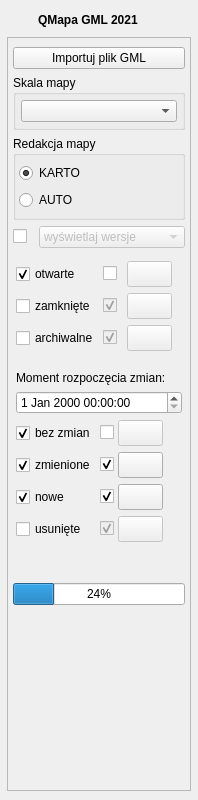
Before: the Qt Designer form ui/qmapa_dockwidget_base.ui in geoxyIT/QMapa, drawn with Qt 5.
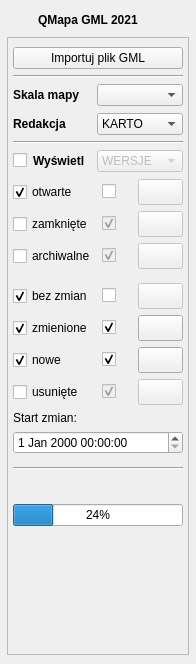
After: the same form once the commit is applied. Icons and pictures are not drawn. Custom widgets are drawn as their Qt base class.

Commit message: obliczanie kolorow ges_rzedna w czasie importu, zmiana ui

```diff
--- a/ui/qmapa_dockwidget_base.ui
+++ b/ui/qmapa_dockwidget_base.ui
@@ -6,8 +6,8 @@
    <rect>
     <x>0</x>
     <y>0</y>
-    <width>198</width>
-    <height>800</height>
+    <width>196</width>
+    <height>664</height>
    </rect>
   </property>
   <property name="windowTitle">
@@ -113,8 +113,8 @@
            <rect>
             <x>0</x>
             <y>0</y>
-            <width>182</width>
-            <height>721</height>
+            <width>180</width>
+            <height>585</height>
            </rect>
           </property>
           <layout class="QGridLayout" name="gridLayout_5">
@@ -124,27 +124,14 @@
            <property name="rightMargin">
             <number>5</number>
            </property>
-           <item row="3" column="1">
-            <widget class="QComboBox" name="cbWysWg">
-             <property name="enabled">
-              <bool>false</bool>
+           <item row="3" column="0" colspan="2">
+            <widget class="Line" name="line_2">
+             <property name="orientation">
+              <enum>Qt::Horizontal</enum>
              </property>
-             <property name="currentText">
-              <string>wyświetlaj wersje</string>
-             </property>
-             <item>
-              <property name="text">
-               <string>wyświetlaj wersje</string>
-              </property>
-             </item>
-             <item>
-              <property name="text">
-               <string>wyświetlaj statusy</string>
-              </property>
-             </item>
             </widget>
            </item>
-           <item row="9" column="0" colspan="2">
+           <item row="11" column="0" colspan="2">
             <widget class="QLabel" name="lbVersion">
              <property name="autoFillBackground">
               <bool>true</bool>
@@ -160,7 +147,14 @@
              </property>
             </widget>
            </item>
-           <item row="7" column="0" colspan="2">
+           <item row="10" column="0" colspan="2">
+            <widget class="QProgressBar" name="progressBar">
+             <property name="value">
+              <number>24</number>
+             </property>
+            </widget>
+           </item>
+           <item row="9" column="0" colspan="2">
             <layout class="QHBoxLayout" name="horizontalLayout_2">
              <item>
               <widget class="QPushButton" name="pbLogo">
@@ -184,10 +178,10 @@
              </item>
             </layout>
            </item>
-           <item row="8" column="0" colspan="2">
-            <widget class="QProgressBar" name="progressBar">
-             <property name="value">
-              <number>24</number>
+           <item row="1" column="0" colspan="2">
+            <widget class="Line" name="line">
+             <property name="orientation">
+              <enum>Qt::Horizontal</enum>
              </property>
             </widget>
            </item>
@@ -198,80 +192,210 @@
              </property>
             </widget>
            </item>
-           <item row="3" column="0">
-            <widget class="QCheckBox" name="chbWyswWg">
-             <property name="maximumSize">
+           <item row="13" column="0" colspan="2">
+            <spacer name="verticalSpacer">
+             <property name="orientation">
+              <enum>Qt::Vertical</enum>
+             </property>
+             <property name="sizeType">
+              <enum>QSizePolicy::Expanding</enum>
+             </property>
+             <property name="sizeHint" stdset="0">
               <size>
                <width>20</width>
-               <height>16777215</height>
+               <height>40</height>
               </size>
              </property>
-             <property name="text">
-              <string/>
+            </spacer>
+           </item>
+           <item row="5" column="0" colspan="2">
+            <widget class="Line" name="line_3">
+             <property name="orientation">
+              <enum>Qt::Horizontal</enum>
              </property>
             </widget>
            </item>
            <item row="2" column="0" colspan="2">
-            <widget class="QgsCollapsibleGroupBox" name="mGroupBox_3">
-             <property name="title">
-              <string>Redakcja mapy</string>
-             </property>
-             <property name="collapsed">
-              <bool>false</bool>
-             </property>
-             <property name="saveCollapsedState">
-              <bool>false</bool>
-             </property>
-             <layout class="QGridLayout" name="gridLayout_10">
+            <widget class="QWidget" name="widget_2" native="true">
+             <layout class="QGridLayout" name="gridLayout_7">
               <property name="leftMargin">
-               <number>3</number>
+               <number>0</number>
               </property>
               <property name="topMargin">
-               <number>7</number>
+               <number>0</number>
               </property>
               <property name="rightMargin">
-               <number>3</number>
+               <number>0</number>
               </property>
               <property name="bottomMargin">
-               <number>7</number>
+               <number>0</number>
               </property>
-              <property name="spacing">
+              <property name="horizontalSpacing">
+               <number>4</number>
+              </property>
+              <property name="verticalSpacing">
                <number>7</number>
               </property>
-              <item row="1" column="0">
-               <widget class="QRadioButton" name="rbLaAuto">
-                <property name="text">
-                 <string>AUTO</string>
+              <item row="0" column="1">
+               <widget class="QComboBox" name="cmbStylization">
+                <property name="sizePolicy">
+                 <sizepolicy hsizetype="Expanding" vsizetype="Fixed">
+                  <horstretch>0</horstretch>
+                  <verstretch>0</verstretch>
+                 </sizepolicy>
                 </property>
-                <property name="checked">
-                 <bool>false</bool>
+                <property name="minimumSize">
+                 <size>
+                  <width>85</width>
+                  <height>0</height>
+                 </size>
                 </property>
                </widget>
               </item>
               <item row="0" column="0">
-               <widget class="QRadioButton" name="rbLaObKart">
+               <widget class="QLabel" name="label_4">
+                <property name="minimumSize">
+                 <size>
+                  <width>80</width>
+                  <height>0</height>
+                 </size>
+                </property>
+                <property name="text">
+                 <string>&lt;html&gt;&lt;head/&gt;&lt;body&gt;&lt;p&gt;&lt;span style=&quot; font-weight:600;&quot;&gt;Skala mapy&lt;/span&gt;&lt;/p&gt;&lt;/body&gt;&lt;/html&gt;</string>
+                </property>
+               </widget>
+              </item>
+              <item row="1" column="0">
+               <widget class="QLabel" name="label_5">
+                <property name="minimumSize">
+                 <size>
+                  <width>80</width>
+                  <height>0</height>
+                 </size>
+                </property>
+                <property name="text">
+                 <string>&lt;html&gt;&lt;head/&gt;&lt;body&gt;&lt;p&gt;&lt;span style=&quot; font-weight:600;&quot;&gt;Redakcja&lt;/span&gt;&lt;/p&gt;&lt;/body&gt;&lt;/html&gt;</string>
+                </property>
+               </widget>
+              </item>
+              <item row="1" column="1">
+               <widget class="QComboBox" name="cmbReda">
+                <property name="sizePolicy">
+                 <sizepolicy hsizetype="Expanding" vsizetype="Fixed">
+                  <horstretch>0</horstretch>
+                  <verstretch>0</verstretch>
+                 </sizepolicy>
+                </property>
+                <property name="minimumSize">
+                 <size>
+                  <width>85</width>
+                  <height>0</height>
+                 </size>
+                </property>
+                <item>
                 <property name="text">
                  <string>KARTO</string>
                 </property>
-                <property name="checked">
-                 <bool>true</bool>
-                </property>
+                </item>
+                <item>
+                 <property name="text">
+                  <string>AUTO</string>
+                 </property>
+                </item>
                </widget>
               </item>
              </layout>
             </widget>
            </item>
            <item row="4" column="0" colspan="2">
+            <widget class="QWidget" name="widget_3" native="true">
+             <layout class="QGridLayout" name="gridLayout_4">
+              <property name="leftMargin">
+               <number>0</number>
+              </property>
+              <property name="topMargin">
+               <number>0</number>
+              </property>
+              <property name="rightMargin">
+               <number>0</number>
+              </property>
+              <property name="bottomMargin">
+               <number>0</number>
+              </property>
+              <property name="horizontalSpacing">
+               <number>4</number>
+              </property>
+              <property name="verticalSpacing">
+               <number>0</number>
+              </property>
+              <item row="0" column="2">
+               <widget class="QComboBox" name="cbWysWg">
+                <property name="enabled">
+                 <bool>false</bool>
+                </property>
+                <property name="sizePolicy">
+                 <sizepolicy hsizetype="Expanding" vsizetype="Minimum">
+                  <horstretch>0</horstretch>
+                  <verstretch>0</verstretch>
+                 </sizepolicy>
+                </property>
+                <property name="minimumSize">
+                 <size>
+                  <width>85</width>
+                  <height>0</height>
+                 </size>
+                </property>
+                <property name="maximumSize">
+                 <size>
+                  <width>16777215</width>
+                  <height>16777215</height>
+                 </size>
+                </property>
+                <property name="currentText">
+                 <string>WERSJE</string>
+                </property>
+                <item>
+                 <property name="text">
+                  <string>WERSJE</string>
+                 </property>
+                </item>
+                <item>
+                 <property name="text">
+                  <string>ZMIANY</string>
+                 </property>
+                </item>
+               </widget>
+              </item>
+              <item row="0" column="0">
+               <widget class="QCheckBox" name="chbWyswWg">
+                <property name="minimumSize">
+                 <size>
+                  <width>16</width>
+                  <height>0</height>
+                 </size>
+                </property>
+                <property name="maximumSize">
+                 <size>
+                  <width>20</width>
+                  <height>16777215</height>
+                 </size>
+                </property>
+                <property name="text">
+                 <string/>
+                </property>
+               </widget>
+              </item>
+              <item row="1" column="0" colspan="3">
             <widget class="QWidget" name="wgWers" native="true">
              <layout class="QGridLayout" name="gridLayout_2">
               <property name="leftMargin">
-               <number>3</number>
+                  <number>0</number>
               </property>
               <property name="topMargin">
                <number>7</number>
               </property>
               <property name="rightMargin">
-               <number>3</number>
+                  <number>0</number>
               </property>
               <property name="bottomMargin">
                <number>7</number>
@@ -279,6 +403,25 @@
               <property name="horizontalSpacing">
                <number>4</number>
               </property>
+                 <item row="1" column="2">
+                  <widget class="QCheckBox" name="chbColorZamk">
+                   <property name="enabled">
+                    <bool>false</bool>
+                   </property>
+                   <property name="minimumSize">
+                    <size>
+                     <width>0</width>
+                     <height>0</height>
+                    </size>
+                   </property>
+                   <property name="text">
+                    <string/>
+                   </property>
+                   <property name="checked">
+                    <bool>true</bool>
+                   </property>
+                  </widget>
+                 </item>
               <item row="1" column="3">
                <widget class="QgsColorButton" name="colZamk">
                 <property name="enabled">
@@ -323,6 +466,28 @@
                 </property>
                </widget>
               </item>
+                 <item row="2" column="0">
+                  <widget class="QCheckBox" name="chbShowArch">
+                   <property name="minimumSize">
+                    <size>
+                     <width>85</width>
+                     <height>0</height>
+                    </size>
+                   </property>
+                   <property name="maximumSize">
+                    <size>
+                     <width>85</width>
+                     <height>16777215</height>
+                    </size>
+                   </property>
+                   <property name="text">
+                    <string>archiwalne</string>
+                   </property>
+                   <property name="checked">
+                    <bool>false</bool>
+                   </property>
+                  </widget>
+                 </item>
               <item row="2" column="2">
                <widget class="QCheckBox" name="chbColorArch">
                 <property name="enabled">
@@ -330,26 +495,7 @@
                 </property>
                 <property name="minimumSize">
                  <size>
-                  <width>20</width>
-                  <height>0</height>
-                 </size>
-                </property>
-                <property name="text">
-                 <string/>
-                </property>
-                <property name="checked">
-                 <bool>true</bool>
-                </property>
-               </widget>
-              </item>
-              <item row="1" column="2">
-               <widget class="QCheckBox" name="chbColorZamk">
-                <property name="enabled">
-                 <bool>false</bool>
-                </property>
-                <property name="minimumSize">
-                 <size>
-                  <width>20</width>
+                     <width>0</width>
                   <height>0</height>
                  </size>
                 </property>
@@ -408,26 +554,6 @@
                 </property>
                </widget>
               </item>
-              <item row="2" column="0">
-               <widget class="QCheckBox" name="chbShowArch">
-                <property name="text">
-                 <string>archiwalne</string>
-                </property>
-                <property name="checked">
-                 <bool>false</bool>
-                </property>
-               </widget>
-              </item>
-              <item row="0" column="0">
-               <widget class="QCheckBox" name="chbShowAkt">
-                <property name="text">
-                 <string>otwarte</string>
-                </property>
-                <property name="checked">
-                 <bool>true</bool>
-                </property>
-               </widget>
-              </item>
               <item row="2" column="3">
                <widget class="QgsColorButton" name="colArch">
                 <property name="enabled">
@@ -485,7 +611,7 @@
                 </property>
                 <property name="minimumSize">
                  <size>
-                  <width>20</width>
+                     <width>0</width>
                   <height>0</height>
                  </size>
                 </property>
@@ -494,8 +620,42 @@
                 </property>
                </widget>
               </item>
+                 <item row="0" column="0">
+                  <widget class="QCheckBox" name="chbShowAkt">
+                   <property name="minimumSize">
+                    <size>
+                     <width>85</width>
+                     <height>0</height>
+                    </size>
+                   </property>
+                   <property name="maximumSize">
+                    <size>
+                     <width>85</width>
+                     <height>16777215</height>
+                    </size>
+                   </property>
+                   <property name="text">
+                    <string>otwarte</string>
+                   </property>
+                   <property name="checked">
+                    <bool>true</bool>
+                   </property>
+                  </widget>
+                 </item>
               <item row="1" column="0">
                <widget class="QCheckBox" name="chbShowZamk">
+                   <property name="minimumSize">
+                    <size>
+                     <width>85</width>
+                     <height>0</height>
+                    </size>
+                   </property>
+                   <property name="maximumSize">
+                    <size>
+                     <width>85</width>
+                     <height>16777215</height>
+                    </size>
+                   </property>
                 <property name="text">
                  <string>zamknięte</string>
                 </property>
@@ -504,111 +664,10 @@
                 </property>
                </widget>
               </item>
-              <item row="0" column="4">
-               <spacer name="horizontalSpacer_2">
-                <property name="orientation">
-                 <enum>Qt::Horizontal</enum>
-                </property>
-                <property name="sizeHint" stdset="0">
-                 <size>
-                  <width>61</width>
-                  <height>20</height>
-                 </size>
-                </property>
-               </spacer>
-              </item>
-              <item row="1" column="4">
-               <spacer name="horizontalSpacer_3">
-                <property name="orientation">
-                 <enum>Qt::Horizontal</enum>
-                </property>
-                <property name="sizeHint" stdset="0">
-                 <size>
-                  <width>0</width>
-                  <height>20</height>
-                 </size>
-                </property>
-               </spacer>
-              </item>
-              <item row="2" column="4">
-               <spacer name="horizontalSpacer_4">
-                <property name="orientation">
-                 <enum>Qt::Horizontal</enum>
-                </property>
-                <property name="sizeHint" stdset="0">
-                 <size>
-                  <width>0</width>
-                  <height>20</height>
-                 </size>
-                </property>
-               </spacer>
-              </item>
              </layout>
             </widget>
            </item>
-           <item row="1" column="0" colspan="2">
-            <widget class="QGroupBox" name="groupBox_2">
-             <property name="sizePolicy">
-              <sizepolicy hsizetype="Expanding" vsizetype="Preferred">
-               <horstretch>0</horstretch>
-               <verstretch>0</verstretch>
-              </sizepolicy>
-             </property>
-             <property name="minimumSize">
-              <size>
-               <width>0</width>
-               <height>0</height>
-              </size>
-             </property>
-             <property name="title">
-              <string>Skala mapy</string>
-             </property>
-             <layout class="QGridLayout" name="gridLayout_13">
-              <property name="leftMargin">
-               <number>5</number>
-              </property>
-              <property name="topMargin">
-               <number>5</number>
-              </property>
-              <property name="rightMargin">
-               <number>5</number>
-              </property>
-              <property name="bottomMargin">
-               <number>5</number>
-              </property>
-              <property name="verticalSpacing">
-               <number>5</number>
-              </property>
-              <item row="0" column="0">
-               <widget class="QComboBox" name="cmbStylization">
-                <property name="sizePolicy">
-                 <sizepolicy hsizetype="Expanding" vsizetype="Fixed">
-                  <horstretch>0</horstretch>
-                  <verstretch>0</verstretch>
-                 </sizepolicy>
-                </property>
-               </widget>
-              </item>
-             </layout>
-            </widget>
-           </item>
-           <item row="11" column="0" colspan="2">
-            <spacer name="verticalSpacer">
-             <property name="orientation">
-              <enum>Qt::Vertical</enum>
-             </property>
-             <property name="sizeType">
-              <enum>QSizePolicy::Expanding</enum>
-             </property>
-             <property name="sizeHint" stdset="0">
-              <size>
-               <width>20</width>
-               <height>40</height>
-              </size>
-             </property>
-            </spacer>
-           </item>
-           <item row="5" column="0" colspan="2">
+              <item row="2" column="0" colspan="3">
             <widget class="QWidget" name="wgStat" native="true">
              <property name="minimumSize">
               <size>
@@ -618,13 +677,13 @@
              </property>
              <layout class="QGridLayout" name="gridLayout_3">
               <property name="leftMargin">
-               <number>3</number>
+                  <number>0</number>
               </property>
               <property name="topMargin">
                <number>7</number>
               </property>
               <property name="rightMargin">
-               <number>3</number>
+                  <number>0</number>
               </property>
               <property name="bottomMargin">
                <number>7</number>
@@ -632,11 +691,8 @@
               <property name="horizontalSpacing">
                <number>4</number>
               </property>
-              <item row="5" column="1">
-               <widget class="QCheckBox" name="chbColorUsun">
-                <property name="enabled">
-                 <bool>false</bool>
-                </property>
+                 <item row="4" column="1">
+                  <widget class="QCheckBox" name="chbColorNowe">
                 <property name="text">
                  <string/>
                 </property>
@@ -645,6 +701,53 @@
                 </property>
                </widget>
               </item>
+                 <item row="3" column="2">
+                  <widget class="QgsColorButton" name="colZmien">
+                   <property name="enabled">
+                    <bool>true</bool>
+                   </property>
+                   <property name="sizePolicy">
+                    <sizepolicy hsizetype="Maximum" vsizetype="Fixed">
+                     <horstretch>0</horstretch>
+                     <verstretch>0</verstretch>
+                    </sizepolicy>
+                   </property>
+                   <property name="minimumSize">
+                    <size>
+                     <width>45</width>
+                     <height>26</height>
+                    </size>
+                   </property>
+                   <property name="maximumSize">
+                    <size>
+                     <width>45</width>
+                     <height>26</height>
+                    </size>
+                   </property>
+                   <property name="iconSize">
+                    <size>
+                     <width>20</width>
+                     <height>20</height>
+                    </size>
+                   </property>
+                   <property name="color">
+                    <color>
+                     <red>0</red>
+                     <green>170</green>
+                     <blue>0</blue>
+                    </color>
+                   </property>
+                   <property name="allowOpacity">
+                    <bool>true</bool>
+                   </property>
+                   <property name="showMenu">
+                    <bool>true</bool>
+                   </property>
+                   <property name="showNoColor">
+                    <bool>true</bool>
+                   </property>
+                  </widget>
+                 </item>
               <item row="4" column="0">
                <widget class="QCheckBox" name="chbShowNowe">
                 <property name="sizePolicy">
@@ -653,6 +756,18 @@
                   <verstretch>0</verstretch>
                  </sizepolicy>
                 </property>
+                   <property name="minimumSize">
+                    <size>
+                     <width>85</width>
+                     <height>0</height>
+                    </size>
+                   </property>
+                   <property name="maximumSize">
+                    <size>
+                     <width>85</width>
+                     <height>16777215</height>
+                    </size>
+                   </property>
                 <property name="text">
                  <string>nowe</string>
                 </property>
@@ -661,76 +776,66 @@
                 </property>
                </widget>
               </item>
-              <item row="2" column="3">
-               <spacer name="horizontalSpacer_8">
-                <property name="orientation">
-                 <enum>Qt::Horizontal</enum>
-                </property>
-                <property name="sizeHint" stdset="0">
-                 <size>
-                  <width>40</width>
-                  <height>20</height>
-                 </size>
-                </property>
-               </spacer>
+                 <item row="5" column="1">
+                  <widget class="QCheckBox" name="chbColorUsun">
+                   <property name="enabled">
+                    <bool>false</bool>
+                   </property>
+                   <property name="text">
+                    <string/>
+                   </property>
+                   <property name="checked">
+                    <bool>true</bool>
+                   </property>
+                  </widget>
+                 </item>
+                 <item row="3" column="1">
+                  <widget class="QCheckBox" name="chbColorZmien">
+                   <property name="text">
+                    <string/>
+                   </property>
+                   <property name="checked">
+                    <bool>true</bool>
+                   </property>
+                  </widget>
               </item>
               <item row="5" column="0">
                <widget class="QCheckBox" name="chbShowUsun">
+                   <property name="minimumSize">
+                    <size>
+                     <width>85</width>
+                     <height>0</height>
+                    </size>
+                   </property>
+                   <property name="maximumSize">
+                    <size>
+                     <width>85</width>
+                     <height>16777215</height>
+                    </size>
+                   </property>
                 <property name="text">
                  <string>usunięte</string>
                 </property>
                </widget>
               </item>
-              <item row="2" column="1">
-               <widget class="QCheckBox" name="chbColorBezZm">
-                <property name="text">
-                 <string/>
-                </property>
-               </widget>
-              </item>
-              <item row="2" column="2">
-               <widget class="QgsColorButton" name="colBezZm">
-                <property name="enabled">
-                 <bool>false</bool>
-                </property>
-                <property name="sizePolicy">
-                 <sizepolicy hsizetype="Maximum" vsizetype="Fixed">
-                  <horstretch>0</horstretch>
-                  <verstretch>0</verstretch>
-                 </sizepolicy>
-                </property>
+                 <item row="2" column="0">
+                  <widget class="QCheckBox" name="chbShowBezZm">
                 <property name="minimumSize">
                  <size>
-                  <width>45</width>
-                  <height>26</height>
+                     <width>85</width>
+                     <height>0</height>
                  </size>
                 </property>
                 <property name="maximumSize">
                  <size>
-                  <width>45</width>
-                  <height>26</height>
-                 </size>
-                </property>
-                <property name="iconSize">
-                 <size>
-                  <width>20</width>
-                  <height>20</height>
-                 </size>
-                </property>
-                <property name="color">
-                 <color>
-                  <red>0</red>
-                  <green>0</green>
-                  <blue>0</blue>
-                 </color>
-                </property>
-                <property name="allowOpacity">
-                 <bool>true</bool>
-                </property>
-                <property name="showMenu">
-                 <bool>true</bool>
-                </property>
-                <property name="showNoColor">
+                     <width>85</width>
+                     <height>16777215</height>
+                    </size>
+                   </property>
+                   <property name="text">
+                    <string>bez zmian</string>
+                   </property>
+                   <property name="checked">
                  <bool>true</bool>
                 </property>
                </widget>
@@ -782,10 +887,35 @@
                 </property>
                </widget>
               </item>
-              <item row="4" column="1">
-               <widget class="QCheckBox" name="chbColorNowe">
+                 <item row="2" column="1">
+                  <widget class="QCheckBox" name="chbColorBezZm">
+                   <property name="minimumSize">
+                    <size>
+                     <width>0</width>
+                     <height>0</height>
+                    </size>
+                   </property>
                 <property name="text">
                  <string/>
+                   </property>
+                  </widget>
+                 </item>
+                 <item row="3" column="0">
+                  <widget class="QCheckBox" name="chbShowZmien">
+                   <property name="minimumSize">
+                    <size>
+                     <width>85</width>
+                     <height>0</height>
+                    </size>
+                   </property>
+                   <property name="maximumSize">
+                    <size>
+                     <width>85</width>
+                     <height>16777215</height>
+                    </size>
+                   </property>
+                   <property name="text">
+                    <string>zmienione</string>
                 </property>
                 <property name="checked">
                  <bool>true</bool>
@@ -839,132 +969,79 @@
                 </property>
                </widget>
               </item>
-              <item row="5" column="3">
-               <spacer name="horizontalSpacer_6">
-                <property name="orientation">
-                 <enum>Qt::Horizontal</enum>
-                </property>
-                <property name="sizeHint" stdset="0">
+                 <item row="2" column="2">
+                  <widget class="QgsColorButton" name="colBezZm">
+                   <property name="enabled">
+                    <bool>false</bool>
+                   </property>
+                   <property name="sizePolicy">
+                    <sizepolicy hsizetype="Maximum" vsizetype="Fixed">
+                     <horstretch>0</horstretch>
+                     <verstretch>0</verstretch>
+                    </sizepolicy>
+                   </property>
+                   <property name="minimumSize">
                  <size>
-                  <width>40</width>
-                  <height>20</height>
-                 </size>
-                </property>
-               </spacer>
-              </item>
-              <item row="4" column="3">
-               <spacer name="horizontalSpacer_5">
-                <property name="orientation">
-                 <enum>Qt::Horizontal</enum>
-                </property>
-                <property name="sizeHint" stdset="0">
+                     <width>45</width>
+                     <height>26</height>
+                    </size>
+                   </property>
+                   <property name="maximumSize">
+                    <size>
+                     <width>45</width>
+                     <height>26</height>
+                    </size>
+                   </property>
+                   <property name="iconSize">
                  <size>
-                  <width>40</width>
+                     <width>20</width>
                   <height>20</height>
                  </size>
                 </property>
-               </spacer>
-              </item>
-              <item row="1" column="0" colspan="4">
-               <widget class="QgsDateTimeEdit" name="dteStat"/>
-              </item>
-              <item row="2" column="0">
-               <widget class="QCheckBox" name="chbShowBezZm">
-                <property name="text">
-                 <string>bez zmian</string>
-                </property>
-                <property name="checked">
+                   <property name="color">
+                    <color>
+                     <red>0</red>
+                     <green>0</green>
+                     <blue>0</blue>
+                    </color>
+                   </property>
+                   <property name="allowOpacity">
+                    <bool>true</bool>
+                   </property>
+                   <property name="showMenu">
+                    <bool>true</bool>
+                   </property>
+                   <property name="showNoColor">
                  <bool>true</bool>
                 </property>
                </widget>
               </item>
-              <item row="0" column="0" colspan="4">
+                 <item row="6" column="0" colspan="3">
                <widget class="QLabel" name="label_2">
                 <property name="text">
-                 <string>Moment rozpoczęcia zmian:</string>
+                    <string>Start zmian:</string>
                 </property>
                </widget>
               </item>
-              <item row="3" column="0">
-               <widget class="QCheckBox" name="chbShowZmien">
-                <property name="text">
-                 <string>zmienione</string>
-                </property>
-                <property name="checked">
-                 <bool>true</bool>
-                </property>
-               </widget>
-              </item>
-              <item row="3" column="1">
-               <widget class="QCheckBox" name="chbColorZmien">
-                <property name="text">
-                 <string/>
-                </property>
-                <property name="checked">
-                 <bool>true</bool>
-                </property>
+                 <item row="7" column="0" colspan="3">
+                  <widget class="QgsDateTimeEdit" name="dteStat"/>
+                 </item>
+                </layout>
                </widget>
               </item>
-              <item row="3" column="2">
-               <widget class="QgsColorButton" name="colZmien">
-                <property name="enabled">
-                 <bool>true</bool>
-                </property>
-                <property name="sizePolicy">
-                 <sizepolicy hsizetype="Maximum" vsizetype="Fixed">
-                  <horstretch>0</horstretch>
-                  <verstretch>0</verstretch>
-                 </sizepolicy>
-                </property>
+              <item row="0" column="1">
+               <widget class="QLabel" name="label_6">
                 <property name="minimumSize">
                  <size>
-                  <width>45</width>
-                  <height>26</height>
+                  <width>60</width>
+                  <height>0</height>
                  </size>
                 </property>
-                <property name="maximumSize">
-                 <size>
-                  <width>45</width>
-                  <height>26</height>
-                 </size>
-                </property>
-                <property name="iconSize">
-                 <size>
-                  <width>20</width>
-                  <height>20</height>
-                 </size>
-                </property>
-                <property name="color">
-                 <color>
-                  <red>0</red>
-                  <green>170</green>
-                  <blue>0</blue>
-                 </color>
-                </property>
-                <property name="allowOpacity">
-                 <bool>true</bool>
-                </property>
-                <property name="showMenu">
-                 <bool>true</bool>
-                </property>
-                <property name="showNoColor">
-                 <bool>true</bool>
+                <property name="text">
+                 <string>&lt;html&gt;&lt;head/&gt;&lt;body&gt;&lt;p&gt;&lt;span style=&quot; font-weight:600;&quot;&gt;Wyświetl&lt;/span&gt;&lt;/p&gt;&lt;/body&gt;&lt;/html&gt;</string>
                 </property>
                </widget>
               </item>
-              <item row="3" column="3">
-               <spacer name="horizontalSpacer_7">
-                <property name="orientation">
-                 <enum>Qt::Horizontal</enum>
-                </property>
-                <property name="sizeHint" stdset="0">
-                 <size>
-                  <width>40</width>
-                  <height>20</height>
-                 </size>
-                </property>
-               </spacer>
-              </item>
              </layout>
             </widget>
            </item>
@@ -979,12 +1056,6 @@
   </widget>
  </widget>
  <customwidgets>
-  <customwidget>
-   <class>QgsCollapsibleGroupBox</class>
-   <extends>QGroupBox</extends>
-   <header>qgscollapsiblegroupbox.h</header>
-   <container>1</container>
-  </customwidget>
   <customwidget>
    <class>QgsColorButton</class>
    <extends>QToolButton</extends>
```
Lines whose indentation alone changed are shown as unchanged. The commit also changes 2 other files.
